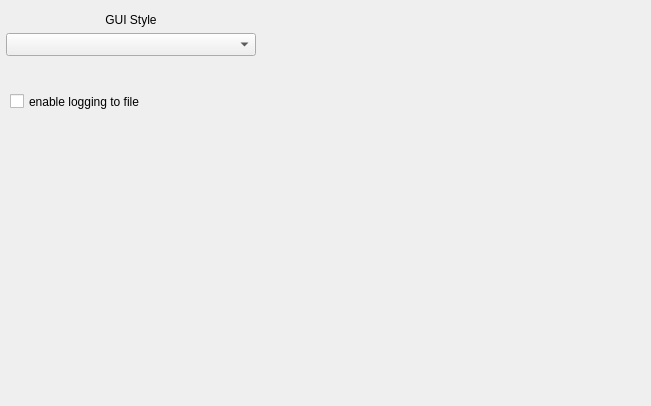
This is source/VIEW/DIALOGS/mainControlPreferences.ui in BALL-Project/ball as Qt 5 draws it before an edit. The edited form follows.
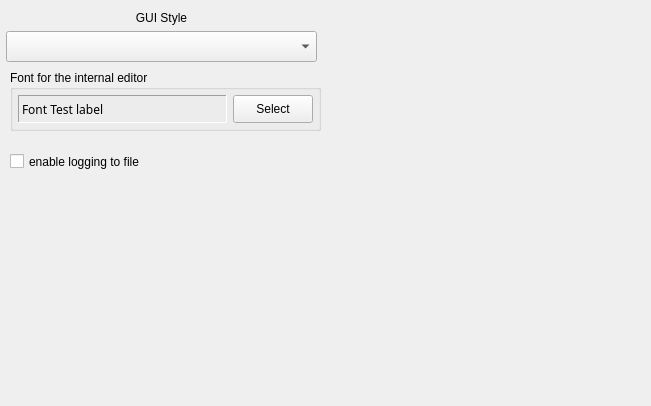
This is the edited form.

```diff
--- a/source/VIEW/DIALOGS/mainControlPreferences.ui
+++ b/source/VIEW/DIALOGS/mainControlPreferences.ui
@@ -32,80 +32,100 @@
   <property name="windowTitle" >
    <string>MainControlPreferences</string>
   </property>
-  <widget class="QLabel" name="textLabel2" >
+  <widget class="QGroupBox" name="GroupBox1_2_2" >
    <property name="geometry" >
     <rect>
-     <x>6</x>
-     <y>11</y>
-     <width>250</width>
-     <height>17</height>
+     <x>10</x>
+     <y>70</y>
+     <width>311</width>
+     <height>61</height>
     </rect>
    </property>
-   <property name="sizePolicy" >
-    <sizepolicy>
-     <hsizetype>0</hsizetype>
-     <vsizetype>0</vsizetype>
-     <horstretch>0</horstretch>
-     <verstretch>0</verstretch>
-    </sizepolicy>
+   <property name="title" >
+    <string>Font for the internal editor</string>
    </property>
-   <property name="minimumSize" >
-    <size>
-     <width>250</width>
-     <height>17</height>
-    </size>
-   </property>
-   <property name="maximumSize" >
-    <size>
-     <width>250</width>
-     <height>17</height>
-    </size>
-   </property>
-   <property name="text" >
-    <string>GUI Style</string>
-   </property>
-   <property name="alignment" >
-    <set>Qt::AlignCenter</set>
-   </property>
-  </widget>
-  <widget class="QComboBox" name="style_box_" >
-   <property name="geometry" >
-    <rect>
-     <x>6</x>
-     <y>33</y>
-     <width>250</width>
-     <height>23</height>
-    </rect>
-   </property>
-   <property name="sizePolicy" >
-    <sizepolicy>
-     <hsizetype>0</hsizetype>
-     <vsizetype>0</vsizetype>
-     <horstretch>0</horstretch>
-     <verstretch>0</verstretch>
-    </sizepolicy>
-   </property>
-   <property name="minimumSize" >
-    <size>
-     <width>250</width>
-     <height>23</height>
-    </size>
-   </property>
-   <property name="maximumSize" >
-    <size>
-     <width>250</width>
-     <height>23</height>
-    </size>
-   </property>
-   <property name="toolTip" >
-    <string>Select a GUI style to alter the appearance of BALLView</string>
-   </property>
+   <layout class="QHBoxLayout" >
+    <property name="margin" >
+     <number>5</number>
+    </property>
+    <property name="spacing" >
+     <number>6</number>
+    </property>
+    <item>
+     <widget class="QLabel" name="font_label" >
+      <property name="sizePolicy" >
+       <sizepolicy>
+        <hsizetype>3</hsizetype>
+        <vsizetype>3</vsizetype>
+        <horstretch>0</horstretch>
+        <verstretch>0</verstretch>
+       </sizepolicy>
+      </property>
+      <property name="maximumSize" >
+       <size>
+        <width>400</width>
+        <height>190</height>
+       </size>
+      </property>
+      <property name="font" >
+       <font>
+        <family>Sans Serif</family>
+        <pointsize>9</pointsize>
+        <weight>50</weight>
+        <italic>false</italic>
+        <bold>false</bold>
+        <underline>false</underline>
+        <strikeout>false</strikeout>
+       </font>
+      </property>
+      <property name="toolTip" >
+       <string>Font Preview</string>
+      </property>
+      <property name="frameShape" >
+       <enum>QFrame::Panel</enum>
+      </property>
+      <property name="frameShadow" >
+       <enum>QFrame::Sunken</enum>
+      </property>
+      <property name="text" >
+       <string>Font Test label</string>
+      </property>
+      <property name="alignment" >
+       <set>Qt::AlignVCenter</set>
+      </property>
+     </widget>
+    </item>
+    <item>
+     <widget class="QPushButton" name="font_button" >
+      <property name="sizePolicy" >
+       <sizepolicy>
+        <hsizetype>0</hsizetype>
+        <vsizetype>0</vsizetype>
+        <horstretch>0</horstretch>
+        <verstretch>0</verstretch>
+       </sizepolicy>
+      </property>
+      <property name="minimumSize" >
+       <size>
+        <width>0</width>
+        <height>28</height>
+       </size>
+      </property>
+      <property name="toolTip" >
+       <string>Select the font</string>
+      </property>
+      <property name="text" >
+       <string>Select</string>
+      </property>
+     </widget>
+    </item>
+   </layout>
   </widget>
   <widget class="QCheckBox" name="logging_to_file" >
    <property name="geometry" >
     <rect>
      <x>10</x>
-     <y>90</y>
+     <y>150</y>
      <width>250</width>
      <height>23</height>
     </rect>
@@ -137,6 +157,57 @@
     <string>enable logging to file</string>
    </property>
   </widget>
+  <widget class="QWidget" name="layoutWidget" >
+   <property name="geometry" >
+    <rect>
+     <x>6</x>
+     <y>11</y>
+     <width>311</width>
+     <height>51</height>
+    </rect>
+   </property>
+   <layout class="QVBoxLayout" >
+    <property name="margin" >
+     <number>0</number>
+    </property>
+    <property name="spacing" >
+     <number>6</number>
+    </property>
+    <item>
+     <widget class="QLabel" name="textLabel2" >
+      <property name="sizePolicy" >
+       <sizepolicy>
+        <hsizetype>7</hsizetype>
+        <vsizetype>0</vsizetype>
+        <horstretch>0</horstretch>
+        <verstretch>0</verstretch>
+       </sizepolicy>
+      </property>
+      <property name="text" >
+       <string>GUI Style</string>
+      </property>
+      <property name="alignment" >
+       <set>Qt::AlignCenter</set>
+      </property>
+     </widget>
+    </item>
+    <item>
+     <widget class="QComboBox" name="style_box_" >
+      <property name="sizePolicy" >
+       <sizepolicy>
+        <hsizetype>7</hsizetype>
+        <vsizetype>3</vsizetype>
+        <horstretch>0</horstretch>
+        <verstretch>0</verstretch>
+       </sizepolicy>
+      </property>
+      <property name="toolTip" >
+       <string>Select a GUI style to alter the appearance of BALLView</string>
+      </property>
+     </widget>
+    </item>
+   </layout>
+  </widget>
  </widget>
  <layoutdefault spacing="6" margin="11" />
  <includes>
```
